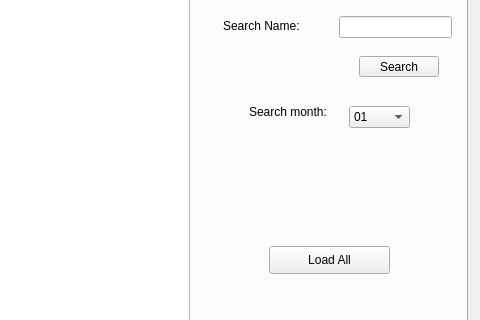
Above: QtCuties-BulkClubProject/menu.ui from NicholasHuCS1C/Bulk-Club-CS1C before the change; both pictures show x 323 to 803 and y 160 to 480 of the 803 by 593 pixel window. Below: the same form after it.
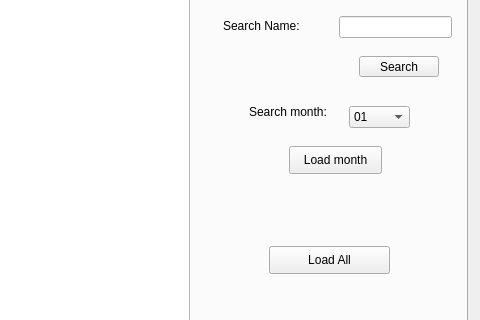
That is the form after the change. The open tabs and pages were chosen to show the change.

Diff of the .ui file:
```diff
--- a/QtCuties-BulkClubProject/menu.ui
+++ b/QtCuties-BulkClubProject/menu.ui
@@ -432,6 +432,19 @@
        </rect>
       </property>
      </widget>
+     <widget class="QPushButton" name="buttonSearchMonth">
+      <property name="geometry">
+       <rect>
+        <x>600</x>
+        <y>260</y>
+        <width>93</width>
+        <height>28</height>
+       </rect>
+      </property>
+      <property name="text">
+       <string>Load month</string>
+      </property>
+     </widget>
     </widget>
     <widget class="QWidget" name="tabEditMembers">
      <attribute name="title">
```
Left out of the diff: 6 changed lines with no effect on the pictures.
